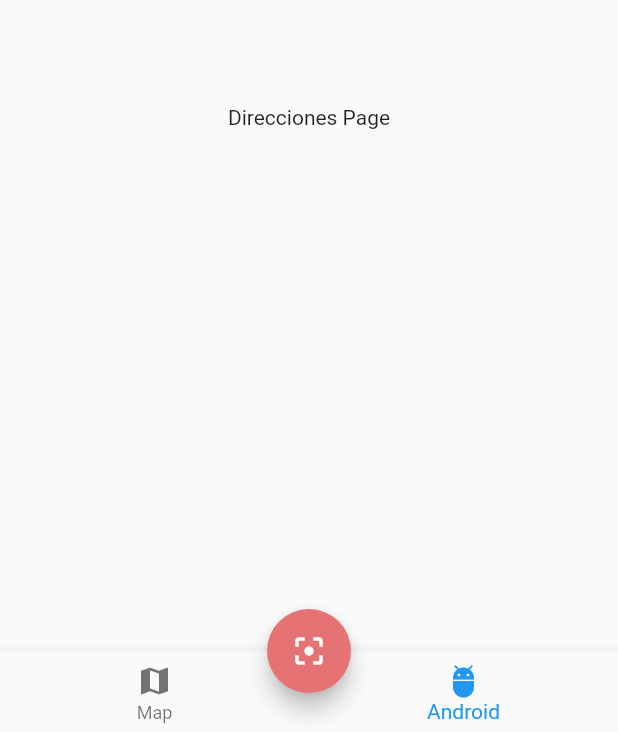
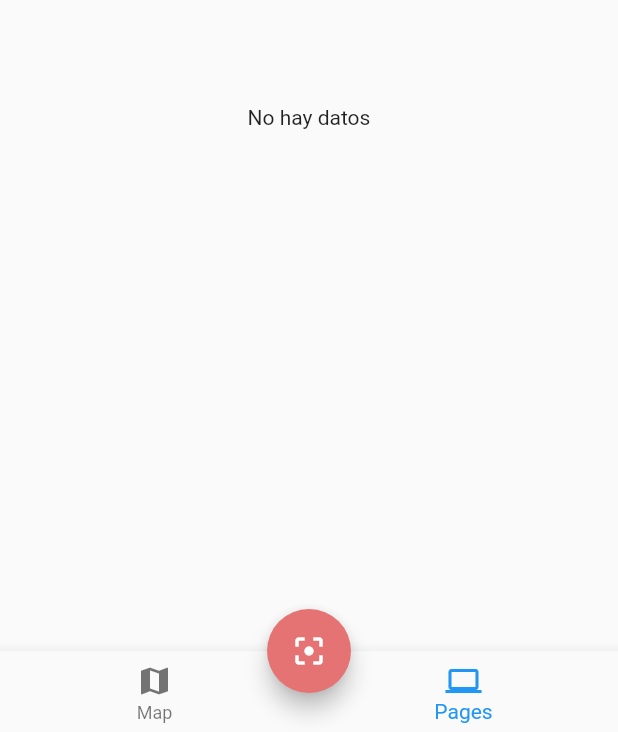
Before and after one commit to 19AlexOrtegaRosas97/QRScanAPP, a Flutter app: the screen it shows after launch, item 2 of the bottom bar chosen, after a tap on the "filter center focus" icon, on a phone screen of 412 x 824 dp. Shown: the part 501-1233 px from the top of the screen. Run offline on Flutter 3.47's test engine with Material 2 defaults, Android fonts, the phone set to English and light mode, and no system bars; our stand-ins replace flutter_map, latlong, sqflite; missing offline and left inert: barcode_scan; accounts and stored records are empty.

Commit message:
Finish app QR
Finish app QR

```diff
--- a/lib/main.dart
+++ b/lib/main.dart
@@ -1,6 +1,7 @@
 import 'package:flutter/material.dart';
 
 import 'package:qrapp/src/pages/home_page.dart';
+import 'package:qrapp/src/pages/mapa_page.dart';
 import 'package:qrapp/src/pages/mapas_page.dart';
 
 void main() => runApp(MyApp());
@@ -16,7 +17,8 @@ class MyApp extends StatelessWidget {
       initialRoute: 'home',
       routes: {
         'home' : (BuildContext context) => HomePage(),
-        'mapa' : (BuildContext context) => MapasPage()
+        'mapas' : (BuildContext context) => MapasPage(),
+        'mapa' : (BuildContext context) => MapaPage()
       },
       theme: ThemeData(
         primaryColor: Colors.red[300]
--- /dev/null
+++ b/lib/src/bloc/validator.dart
@@ -0,0 +1,21 @@
+import 'dart:async';
+
+import 'package:qrapp/src/models/scan_model.dart';
+
+class Validators {
+
+  final validarGeo = StreamTransformer<List<ScanModel>,List<ScanModel>>.fromHandlers(
+    handleData: (scans, sink){
+      final geoScans = scans.where((s) => s.tipo == 'geo').toList();
+      sink.add(geoScans);
+    }
+  );
+
+  final validarHttp = StreamTransformer<List<ScanModel>,List<ScanModel>>.fromHandlers(
+    handleData: (scans, sink){
+      final geoScans = scans.where((s) => s.tipo == 'http').toList();
+      sink.add(geoScans);
+    }
+  );
+
+}
--- a/lib/src/pages/direcciones_page.dart
+++ b/lib/src/pages/direcciones_page.dart
@@ -1,11 +1,48 @@
 import 'package:flutter/material.dart';
+import 'package:qrapp/src/bloc/Scans_bloc.dart';
+import 'package:qrapp/src/models/scan_model.dart';
+import 'package:qrapp/src/utils/utils.dart' as utils;
 
 class DireccionesPage extends StatelessWidget {
 
+  final scansBloc = new ScansBloc();
+
   @override
   Widget build(BuildContext context) {
-    return Center(
-      child: Text('Direcciones Page'),
+
+    scansBloc.obtenerScans();
+
+    return StreamBuilder<List<ScanModel>>(
+      stream: scansBloc.scansStreamHttp,
+      builder: (BuildContext context, AsyncSnapshot<List<ScanModel>> snapshot) {
+        if(!snapshot.hasData){
+          return Center(child: CircularProgressIndicator());
+        }
+
+        final scans = snapshot.data;
+
+        if(scans.length == 0){
+          return Center(child: Text('No hay datos'));
+        }
+
+        return ListView.builder(
+          itemCount: scans.length,
+          itemBuilder: (context,i) => Dismissible(
+          onDismissed: (direction)=> scansBloc.borrarScan(scans[i].id),
+            key: UniqueKey(),
+            background: Container(color: Colors.red),
+            child: ListTile(
+              leading: Icon(Icons.computer,color: Theme.of(context).primaryColor,),
+              title: Text(scans[i].valor),
+              subtitle: Text('ID:'+scans[i].id.toString()),
+              trailing: Icon(Icons.keyboard_arrow_right, color: Colors.grey,),
+              onTap: (){
+                utils.abrirScan(context,scans[i]);
+              },
+            ),
+          )
+        );
+      },
     );
   }
 }
--- a/lib/src/pages/home_page.dart
+++ b/lib/src/pages/home_page.dart
@@ -1,7 +1,16 @@
+import 'dart:io';
+
 import 'package:flutter/material.dart';
+
+import 'package:qrapp/src/bloc/Scans_bloc.dart';
+import 'package:qrapp/src/models/scan_model.dart';
+
 import 'package:qrapp/src/pages/direcciones_page.dart';
 import 'package:qrapp/src/pages/mapas_page.dart';
-import 'package:qrapp/src/providers/db_provider.dart';
+
+import 'package:barcode_scan/barcode_scan.dart';
+
+import 'package:qrapp/src/utils/utils.dart' as utils;
 
 class HomePage extends StatefulWidget {
   @override
@@ -9,7 +18,10 @@ class HomePage extends StatefulWidget {
 }
 
 class _HomePageState extends State<HomePage> {
+
   int currentIndex=0;
+  final scansBloc = new ScansBloc();
+
   @override
   Widget build(BuildContext context) {
     return Scaffold(
@@ -18,7 +30,7 @@ class _HomePageState extends State<HomePage> {
         actions: <Widget>[
           IconButton(
             icon: Icon(Icons.delete_forever),
-            onPressed: (){}
+            onPressed:scansBloc.borrarScansTodos,
           )
         ],
       ),
@@ -28,29 +40,37 @@ class _HomePageState extends State<HomePage> {
       floatingActionButton: FloatingActionButton(
         backgroundColor: Theme.of(context).primaryColor,
         child: Icon(Icons.filter_center_focus),
-        onPressed: _scanQR,
+        onPressed:() => _scanQR(context),
       ),
     );
   }
 
-  _scanQR() async{
+  _scanQR(BuildContext context) async{
 
     //https://fernando-herrera.com
     //geo:40.73255860802501,-73.89333143671877
 
-    dynamic futureString ='https://aobio-993a6.firebaseapp.com/#/homeS';
-
-    /*try {
+    //dynamic futureString ='https://aobio-993a6.firebaseapp.com/#/homeS';
+    dynamic futureString;
+    try {
       futureString = await BarcodeScanner.scan();
     }catch(e){
       futureString=e.toString();
-    }*/
+    }
 
     //print('Future String: ${futureString.rawContent}');
 
     if(futureString != null){
-      final scan = ScanModel(valor:futureString );
-      DBProvider.db.nuevoScan(scan);
+      final scan = ScanModel(valor:futureString.rawContent);
+      scansBloc.agregarScan(scan);
+
+      if(Platform.isIOS){
+        Future.delayed(Duration(milliseconds: 750),(){
+          utils.abrirScan(context, scan);
+        });
+      }else{
+        utils.abrirScan(context, scan);
+      }
     }
   }
 
@@ -62,8 +82,8 @@ class _HomePageState extends State<HomePage> {
           title: Text('Map'),
         ),
         BottomNavigationBarItem(
-          icon: Icon(Icons.adb),
-          title: Text('Android'),
+          icon: Icon(Icons.computer),
+          title: Text('Pages'),
         ),
       ],
       currentIndex: currentIndex,
--- a/lib/src/pages/mapas_page.dart
+++ b/lib/src/pages/mapas_page.dart
@@ -1,12 +1,19 @@
 import 'package:flutter/material.dart';
-import 'package:qrapp/src/providers/db_provider.dart';
+import 'package:qrapp/src/bloc/Scans_bloc.dart';
+import 'package:qrapp/src/models/scan_model.dart';
+import 'package:qrapp/src/utils/utils.dart' as utils;
 
 class MapasPage extends StatelessWidget {
 
+  final scansBloc = new ScansBloc();
+
   @override
   Widget build(BuildContext context) {
-    return FutureBuilder<List<ScanModel>>(
-      future: DBProvider.db.getTodosScans(),
+
+    scansBloc.obtenerScans();
+
+    return StreamBuilder<List<ScanModel>>(
+      stream: scansBloc.scansStream,
       builder: (BuildContext context, AsyncSnapshot<List<ScanModel>> snapshot) {
         if(!snapshot.hasData){
           return Center(child: CircularProgressIndicator());
@@ -21,14 +28,17 @@ class MapasPage extends StatelessWidget {
         return ListView.builder(
           itemCount: scans.length,
           itemBuilder: (context,i) => Dismissible(
-          onDismissed: (direction)=> DBProvider.db.deleteScan(scans[i].id),
+          onDismissed: (direction)=> scansBloc.borrarScan(scans[i].id),
             key: UniqueKey(),
             background: Container(color: Colors.red),
             child: ListTile(
-              leading: Icon(Icons.cloud_queue,color: Theme.of(context).primaryColor,),
+              leading: Icon(Icons.add_location,color: Theme.of(context).primaryColor,),
               title: Text(scans[i].valor),
               subtitle: Text('ID:'+scans[i].id.toString()),
               trailing: Icon(Icons.keyboard_arrow_right, color: Colors.grey,),
+              onTap: (){
+                utils.abrirScan(context,scans[i]);
+              },
             ),
           )
         );
--- a/lib/src/providers/db_provider.dart
+++ b/lib/src/providers/db_provider.dart
@@ -114,7 +114,7 @@ class DBProvider{
 
   Future<int> deleteAllScan() async{
     final db = await database;
-    final res = await db.rawDelete('DLETE FROM Scans ');
+    final res = await db.rawDelete('DELETE FROM Scans');
     return res;
   }
 
--- a/pubspec.yaml
+++ b/pubspec.yaml
@@ -26,7 +26,9 @@ dependencies:
 
   barcode_scan: ^3.0.1
   sqflite: ^1.3.0
-  path_provider: ^1.6.8
+  path_provider: ^1.6.7
+  url_launcher: ^5.4.10
+  flutter_map: ^0.8.0
   # The following adds the Cupertino Icons font to your application.
   # Use with the CupertinoIcons class for iOS style icons.
   cupertino_icons: ^0.1.3
```
Also changed, not shown: lib/src/bloc/Scans_bloc.dart (+6 -2 lines), lib/src/models/scan_model.dart (+9 -0 lines), lib/src/pages/mapa_page.dart (added, +118 -0 lines), lib/src/utils/utils.dart (added, +17 -0 lines), pubspec.lock.
